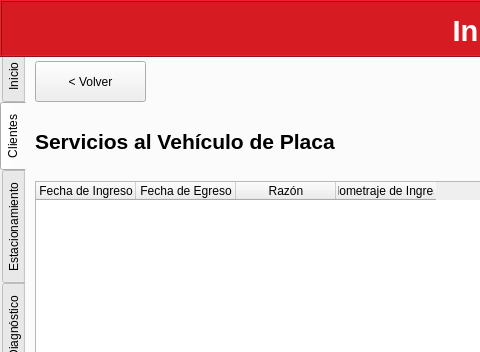
Above: src/taller/taller.ui from gabrielmj23/taller-mecanico-so before the change; both pictures show x 0 to 480 and y 0 to 352 of the 983 by 738 pixel window. Below: the same form after it.
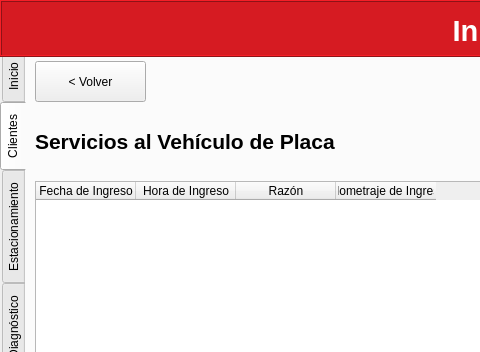
That is the form after the change. The open tabs and pages were chosen to show the change.

```diff
--- a/src/taller/taller.ui
+++ b/src/taller/taller.ui
@@ -504,7 +504,7 @@
         </column>
         <column>
          <property name="text">
-          <string>Fecha de Egreso</string>
+          <string>Hora de Ingreso</string>
          </property>
         </column>
         <column>
```
Left out of the diff: 2 changed lines with no effect on the pictures.
